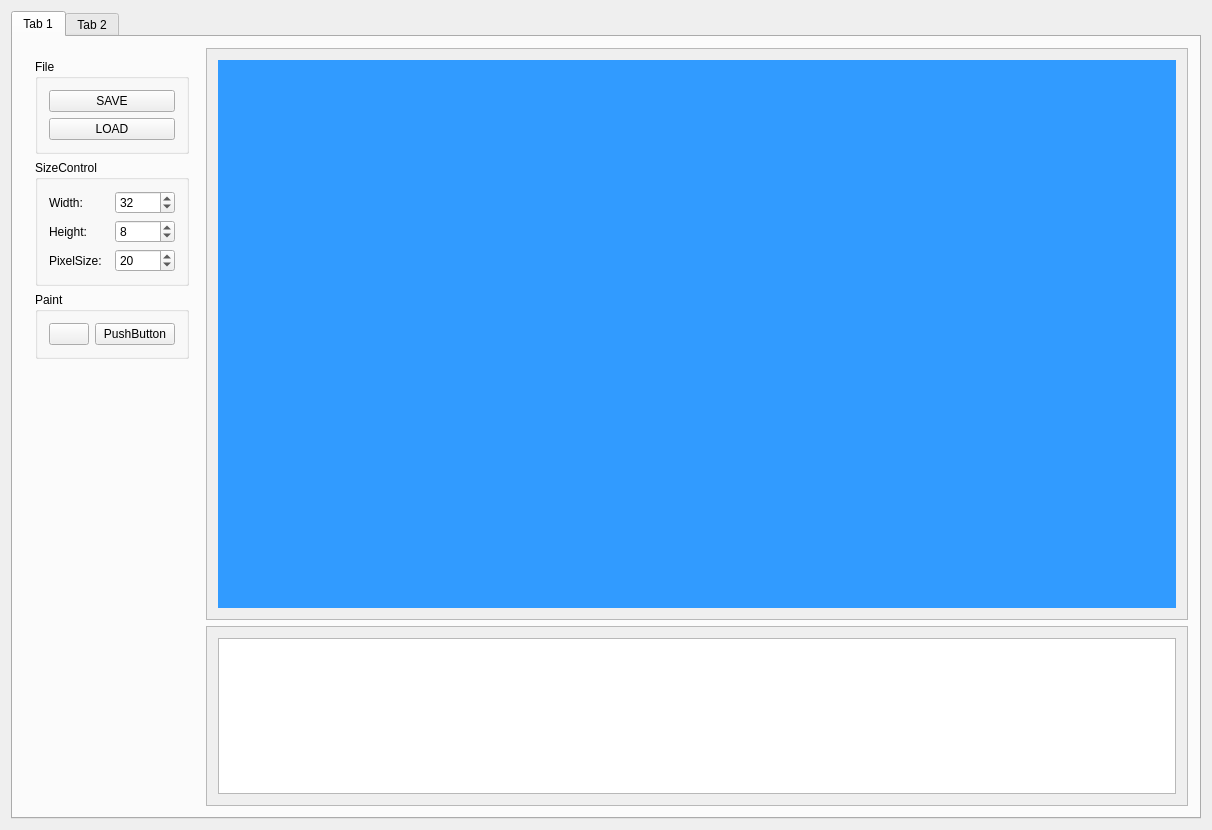
beiklive/ws2812-PixelClock, file QTProgram/PixelManager/PixelManager.ui: the form before one commit.
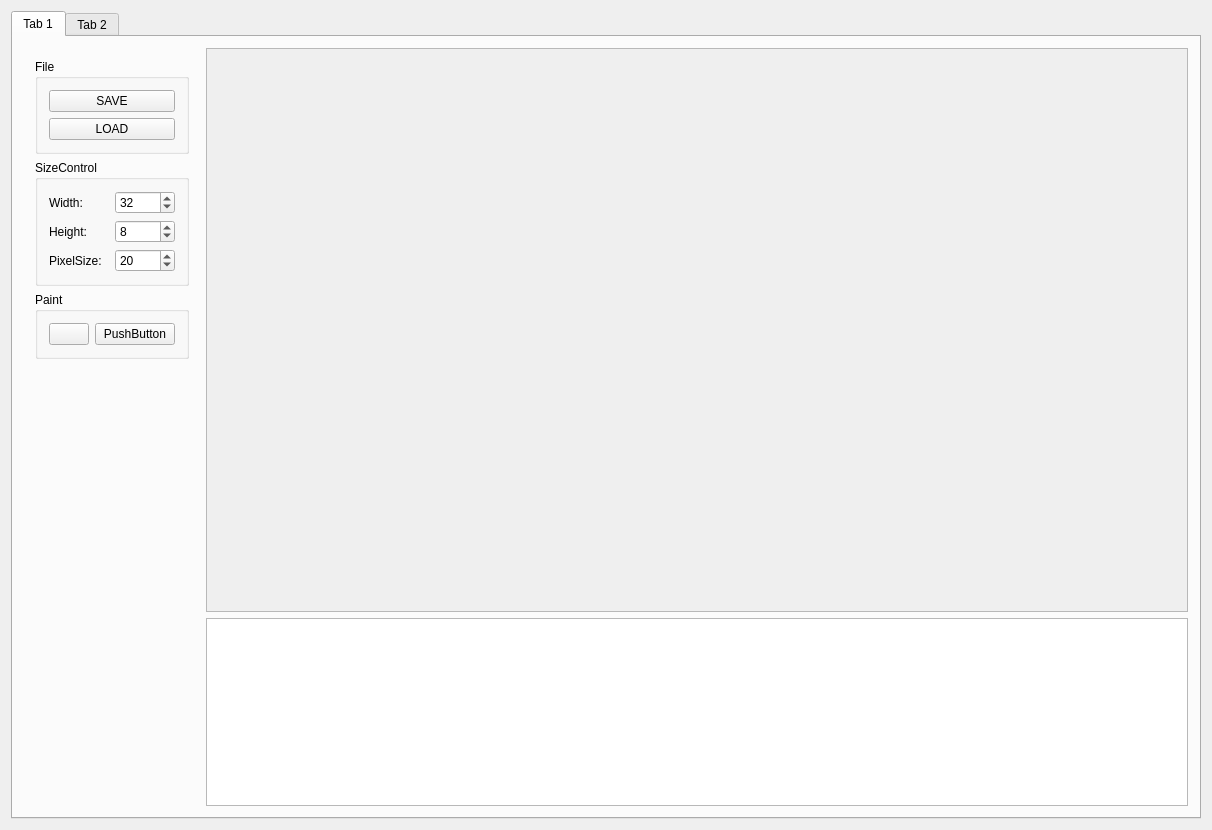
The form after the commit. Custom widgets are drawn as their Qt base class.

Commit message: 完成图像生成json

```diff
--- a/QTProgram/PixelManager/PixelManager.ui
+++ b/QTProgram/PixelManager/PixelManager.ui
@@ -164,7 +164,7 @@
          </widget>
         </item>
         <item>
-         <layout class="QVBoxLayout" name="verticalLayout_3">
+         <layout class="QVBoxLayout" name="verticalLayout_3" stretch="3,1">
           <item>
            <widget class="QScrollArea" name="scrollArea">
             <property name="widgetResizable">
@@ -176,14 +176,14 @@
                <x>0</x>
                <y>0</y>
                <width>1001</width>
-               <height>576</height>
+               <height>567</height>
               </rect>
              </property>
              <layout class="QGridLayout" name="gridLayout_2">
               <item row="0" column="0">
                <widget class="PixelPaper" name="widget" native="true">
                 <property name="styleSheet">
-                 <string notr="true">background-color: rgb(49, 155, 255);</string>
+                 <string notr="true"/>
                 </property>
                </widget>
               </item>
@@ -192,39 +192,14 @@
            </widget>
           </item>
           <item>
-           <widget class="QScrollArea" name="scrollArea_3">
-            <property name="maximumSize">
-             <size>
-              <width>16777215</width>
-              <height>180</height>
-             </size>
-            </property>
-            <property name="widgetResizable">
-             <bool>true</bool>
-            </property>
-            <widget class="QWidget" name="scrollAreaWidgetContents_3">
-             <property name="geometry">
-              <rect>
-               <x>0</x>
-               <y>0</y>
-               <width>1001</width>
-               <height>178</height>
-              </rect>
-             </property>
-             <layout class="QGridLayout" name="gridLayout_3">
-              <item row="0" column="0">
-               <widget class="QTextEdit" name="textEdit">
-                <property name="html">
-                 <string>&lt;!DOCTYPE HTML PUBLIC &quot;-//W3C//DTD HTML 4.0//EN&quot; &quot;http://www.w3.org/TR/REC-html40/strict.dtd&quot;&gt;
+           <widget class="FormatJson" name="textEdit">
+            <property name="html">
+             <string>&lt;!DOCTYPE HTML PUBLIC &quot;-//W3C//DTD HTML 4.0//EN&quot; &quot;http://www.w3.org/TR/REC-html40/strict.dtd&quot;&gt;
 &lt;html&gt;&lt;head&gt;&lt;meta name=&quot;qrichtext&quot; content=&quot;1&quot; /&gt;&lt;meta charset=&quot;utf-8&quot; /&gt;&lt;style type=&quot;text/css&quot;&gt;
 p, li { white-space: pre-wrap; }
 &lt;/style&gt;&lt;/head&gt;&lt;body style=&quot; font-family:'Microsoft YaHei UI'; font-size:9pt; font-weight:400; font-style:normal;&quot;&gt;
 &lt;p style=&quot;-qt-paragraph-type:empty; margin-top:0px; margin-bottom:0px; margin-left:0px; margin-right:0px; -qt-block-indent:0; text-indent:0px;&quot;&gt;&lt;br /&gt;&lt;/p&gt;&lt;/body&gt;&lt;/html&gt;</string>
-                </property>
-               </widget>
-              </item>
-             </layout>
-            </widget>
+            </property>
            </widget>
           </item>
          </layout>
@@ -254,6 +229,14 @@
     <slot>ChangeStep(int)</slot>
    </slots>
   </customwidget>
+  <customwidget>
+   <class>FormatJson</class>
+   <extends>QTextEdit</extends>
+   <header>formatjson.h</header>
+   <slots>
+    <slot>GetDrawFinish(PixelMatrix)</slot>
+   </slots>
+  </customwidget>
  </customwidgets>
  <resources>
   <include location="PixelManager.qrc"/>
```
Left out of the diff: 26 changed lines with no effect on the pictures. The commit also changes 8 other files.
